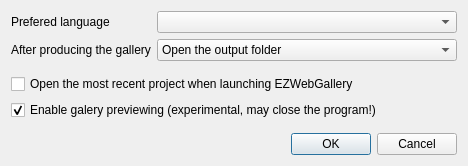
Pixinn/ezwebgallery, file src/ui/WinConfigure.ui: the form before one commit.
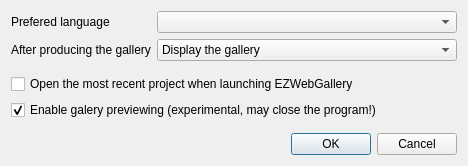
The form after the commit. Icons and pictures are not drawn.

```diff
--- a/src/ui/WinConfigure.ui
+++ b/src/ui/WinConfigure.ui
@@ -77,7 +77,7 @@
         <widget class="QComboBox" name="comboBox_AfterProduction">
          <item>
           <property name="text">
-           <string>Open the output folder</string>
+           <string>Display the gallery</string>
           </property>
          </item>
          <item>
```
Left out of the diff: 2 changed lines with no effect on the pictures.
